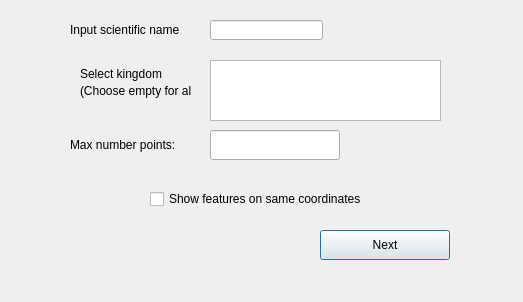
This is Art_type.ui in albabjorkman/GIT-project as Qt 5 draws it before an edit. The edited form follows.
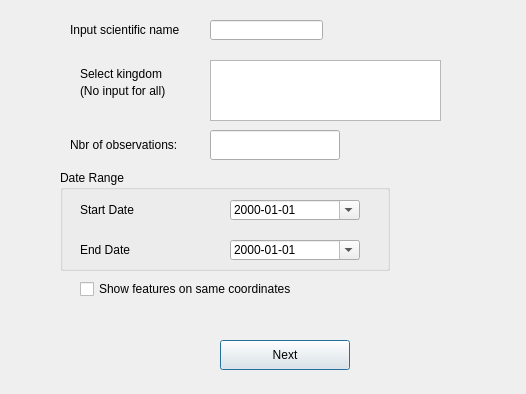
This is the edited form.

Commit message: adding option to choose area in WFS

Diff of the .ui file:
```diff
--- a/Art_type.ui
+++ b/Art_type.ui
@@ -4,12 +4,11 @@
  <widget class="QDialog" name="Dialog">
   <!-- Main dialog window -->
   <property name="geometry">
-   <!-- Set the size and position of the dialog -->
    <rect>
     <x>0</x>
     <y>0</y>
-    <width>523</width>
-    <height>302</height>
+    <width>526</width>
+    <height>394</height>
    </rect>
   </property>
   <property name="windowTitle">
@@ -57,8 +56,77 @@
     <string>Select kingdom</string>
    </property>
   </widget>
-
-  <!-- Label for the max number of points -->
+  <widget class="QGroupBox" name="dateAndTimeBox">
+   <property name="geometry">
+    <rect>
+     <x>60</x>
+     <y>170</y>
+     <width>330</width>
+     <height>101</height>
+    </rect>
+   </property>
+   <property name="title">
+    <string>Date Range</string>
+   </property>
+   <widget class="QLabel" name="labelStartDate">
+    <property name="geometry">
+     <rect>
+      <x>20</x>
+      <y>30</y>
+      <width>130</width>
+      <height>20</height>
+     </rect>
+    </property>
+    <property name="text">
+     <string>Start Date</string>
+    </property>
+   </widget>
+   <widget class="QDateEdit" name="startDate">
+    <property name="geometry">
+     <rect>
+      <x>170</x>
+      <y>30</y>
+      <width>130</width>
+      <height>20</height>
+     </rect>
+    </property>
+    <property name="displayFormat">
+     <string>yyyy-MM-dd</string>
+    </property>
+    <property name="calendarPopup">
+     <bool>true</bool>
+    </property>
+   </widget>
+   <widget class="QLabel" name="labelEndDate">
+    <property name="geometry">
+     <rect>
+      <x>20</x>
+      <y>70</y>
+      <width>130</width>
+      <height>20</height>
+     </rect>
+    </property>
+    <property name="text">
+     <string>End Date</string>
+    </property>
+   </widget>
+   <widget class="QDateEdit" name="endDate">
+    <property name="geometry">
+     <rect>
+      <x>170</x>
+      <y>70</y>
+      <width>130</width>
+      <height>20</height>
+     </rect>
+    </property>
+    <property name="displayFormat">
+     <string>yyyy-MM-dd</string>
+    </property>
+    <property name="calendarPopup">
+     <bool>true</bool>
+    </property>
+   </widget>
+  </widget>
   <widget class="QLabel" name="maxNbr_artLabel">
    <property name="geometry">
     <rect>
@@ -69,7 +137,7 @@
     </rect>
    </property>
    <property name="text">
-    <string>Max number points:</string>
+    <string>Nbr of observations:</string>
    </property>
   </widget>
 
@@ -89,8 +157,8 @@
   <widget class="QPushButton" name="loadDataButton">
    <property name="geometry">
     <rect>
-     <x>320</x>
-     <y>230</y>
+     <x>220</x>
+     <y>340</y>
      <width>130</width>
      <height>30</height>
     </rect>
@@ -123,7 +191,7 @@
     </rect>
    </property>
    <property name="text">
-    <string>(Choose empty for all)</string>
+    <string>(No input for all)</string>
    </property>
   </widget>
 
@@ -131,8 +199,8 @@
   <widget class="QCheckBox" name="double">
    <property name="geometry">
     <rect>
-     <x>150</x>
-     <y>190</y>
+     <x>80</x>
+     <y>280</y>
      <width>231</width>
      <height>18</height>
     </rect>
```
Left out of the diff: 17 changed lines with no effect on the pictures. The commit also changes 6 other files.
